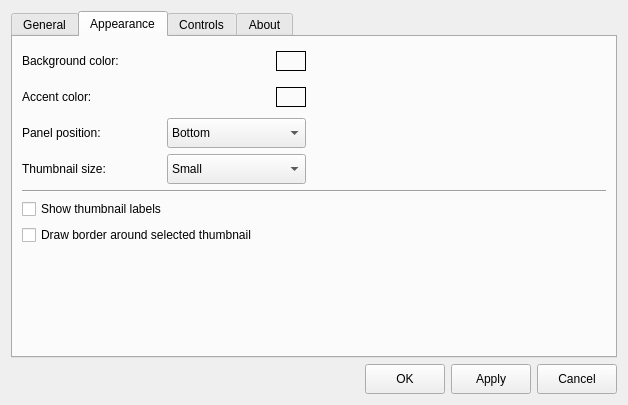
Above: settingsdialog.ui from do-i/thumbgrid before the change. Below: the same form after it.
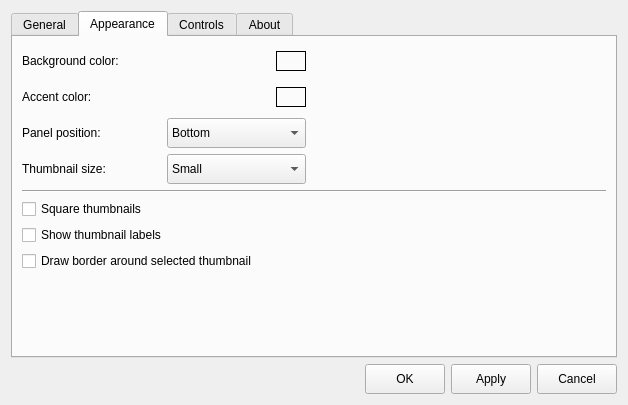
That is the form after the change. The open tabs and pages were chosen to show the change. Icons and pictures are not drawn. Custom widgets are drawn as their Qt base class.

Commit message: added option for cropping thumbnail to square

The edit to the form file:
```diff
--- a/settingsdialog.ui
+++ b/settingsdialog.ui
@@ -751,6 +751,13 @@
          </property>
         </widget>
        </item>
+       <item>
+        <widget class="QCheckBox" name="squareThumbnailsCheckBox">
+         <property name="text">
+          <string>Square thumbnails</string>
+         </property>
+        </widget>
+       </item>
        <item>
         <widget class="QCheckBox" name="thumbnailLabelsCheckBox">
          <property name="sizePolicy">
```
The commit also changes 15 other files.
